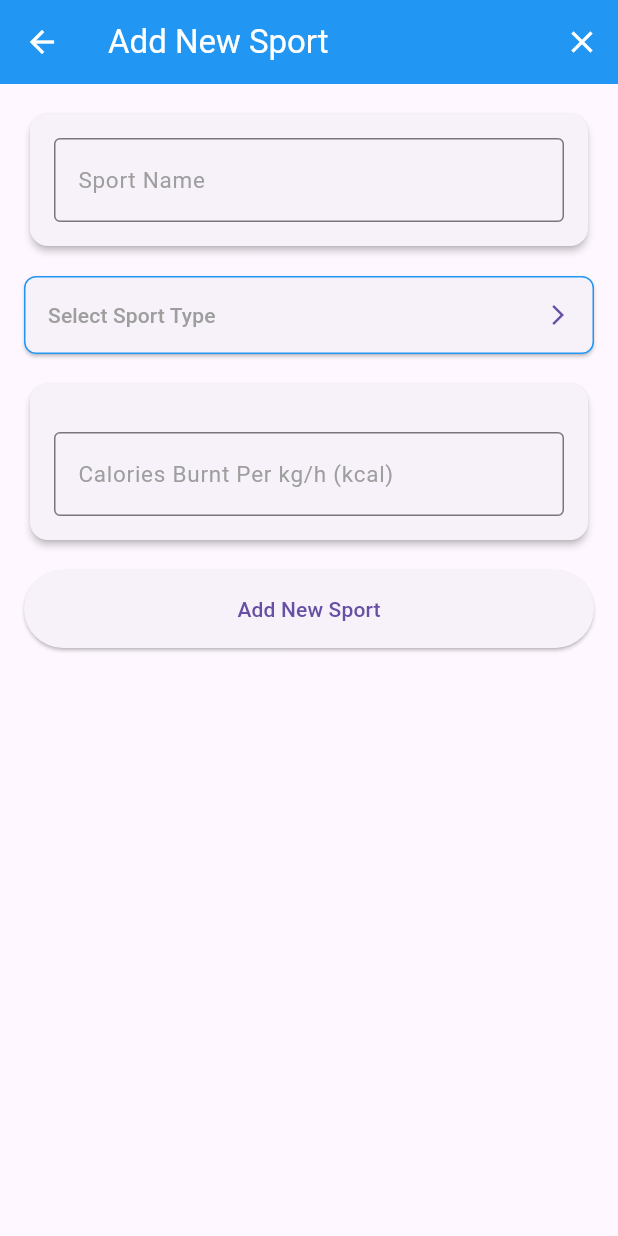
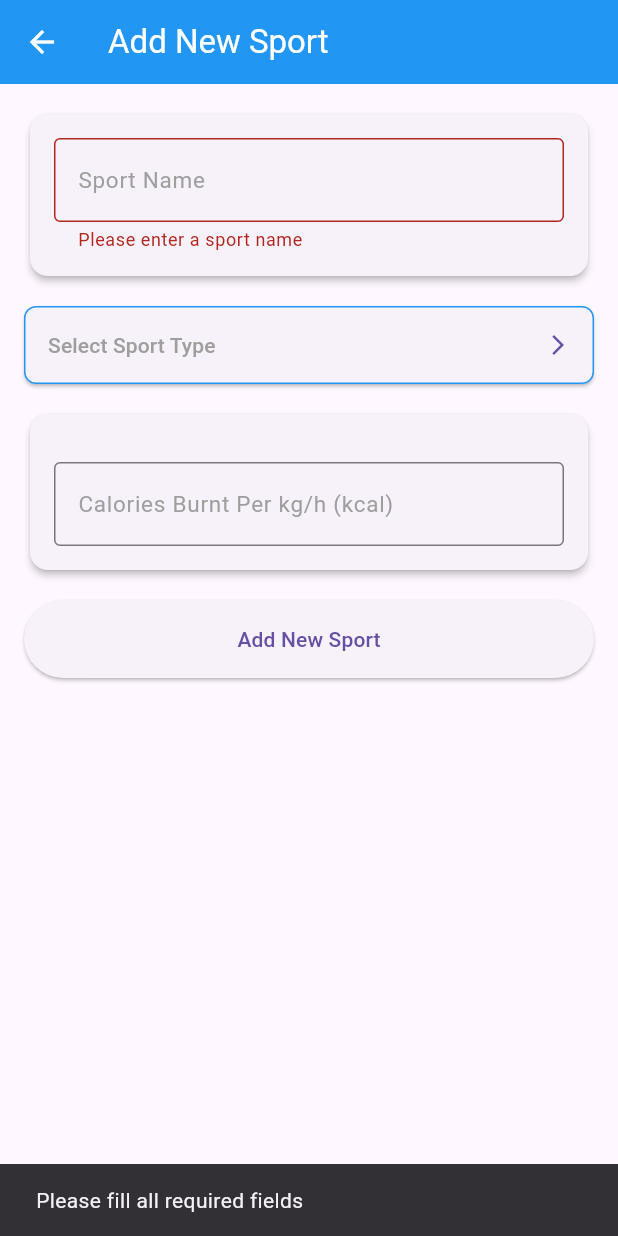
Before and after one commit to p0205/personalized_healthy_lifestyle_mobileApp, a Flutter app: the AddSportScreen screen opened directly, after a tap on "Add New Sport", on a phone screen of 412 x 824 dp. Run offline on Flutter 3.47's test engine with Material 3 defaults, Android fonts, the phone set to English and light mode, and no system bars; our stand-ins replace azlistview, equatable, flutter_bloc, rxdart; missing offline and left inert: dart:ffi.

Commit message:
fix dialog issue

```diff
--- a/Frontend/personalized_healthy_lifestyle_mobile_app/lib/sport/add_sport/screen/add_sport_screen.dart
+++ b/Frontend/personalized_healthy_lifestyle_mobile_app/lib/sport/add_sport/screen/add_sport_screen.dart
@@ -25,15 +25,9 @@ class _AddSportScreenState extends State<AddSportScreen> {
         backgroundColor: Colors.blue,
         leading: IconButton(
           icon: const Icon(Icons.arrow_back, color: Colors.white),
-          onPressed: () => Navigator.of(context).pop(),
+          onPressed: () => Navigator.popUntil(context, (route) => route.settings.name == "/sportMain")
         ),
         title: const Text('Add New Sport', style: TextStyle(color: Colors.white)),
-        actions: [
-          IconButton(
-            icon: const Icon(Icons.close, color: Colors.white),
-            onPressed: () => Navigator.of(context).pop(),
-          ),
-        ],
       ),
       body: SingleChildScrollView(
         child: Padding(
@@ -114,8 +108,14 @@ class _AddSportScreenState extends State<AddSportScreen> {
                       style: ElevatedButton.styleFrom(
                         padding: const EdgeInsets.symmetric(vertical: 16),
                       ), onPressed: () {
-                      final bloc = context.read<AddSportBloc>();
-                      bloc.add(AddSportBtnSelectedEvent(name: _nameController.text, caloriesBurnt: double.parse(_caloriesBurntController.text)));
+                      if (_formKey.currentState!.validate() && _nameController.text.isNotEmpty && _caloriesBurntController.text.isNotEmpty) {
+                        final bloc = context.read<AddSportBloc>();
+                        bloc.add(AddSportBtnSelectedEvent(name: _nameController.text, caloriesBurnt: double.parse(_caloriesBurntController.text)));
+                      } else {
+                        ScaffoldMessenger.of(context).showSnackBar(
+                          const SnackBar(content: Text('Please fill all required fields')),
+                        );
+                      }
                     },
                       // onPressed: _submitForm,
                       child: const Text('Add New Sport'),
@@ -128,6 +128,7 @@ class _AddSportScreenState extends State<AddSportScreen> {
               if(state.status == AddSportStatus.sportAdded){
                 showDialog(
                   context: context,
+                  barrierDismissible: false,
                   builder: (context) => Center(
                       child: AlertDialog(
                         content: const Text(
--- a/Frontend/personalized_healthy_lifestyle_mobile_app/lib/sport/add_user_sport/add_user_sport_screen.dart
+++ b/Frontend/personalized_healthy_lifestyle_mobile_app/lib/sport/add_user_sport/add_user_sport_screen.dart
@@ -278,10 +278,12 @@ class _toggleButtonState extends State<ToggleButton> {
 
             showDialog(
               context: context,
+              barrierDismissible: false,
               builder: (context) => Center(
                   child: AlertDialog(
                     content: const Text(
                         "Sport is added."),
+
                     actions: <Widget>[
                       // usually buttons at the bottom of the dialog
                       ElevatedButton(
--- a/Frontend/personalized_healthy_lifestyle_mobile_app/lib/sport/sport_main/screen/sport_main_page.dart
+++ b/Frontend/personalized_healthy_lifestyle_mobile_app/lib/sport/sport_main/screen/sport_main_page.dart
@@ -291,13 +291,17 @@ class _SportCardState extends State<SportCard> {
                         onPressed: () {
                           showDialog(
                             context: context,
+                            barrierDismissible: false,
                             builder: (context) => Center(
                                 child: AlertDialog(
                                   content: const Text(
-                                      "Confirm to delete This Sport? "),
+                                      "Confirm to delete This Sport? ",
+                                    textAlign: TextAlign.center,
+                                  ),
                                   actions: <Widget>[
                                     // usually buttons at the bottom of the dialog
                                     Row(
+                                      mainAxisAlignment: MainAxisAlignment.center,
                                       children: [
                                         ElevatedButton(
                                           child: const Text("OK"),
```
Also changed, not shown: Frontend/personalized_healthy_lifestyle_mobile_app/lib/calories_counter/add_meal/add_meal_screen.dart (+7 -3 lines), Frontend/personalized_healthy_lifestyle_mobile_app/lib/calories_counter/add_user_meal/screen/food_details_page.dart (+6 -4 lines), Frontend/personalized_healthy_lifestyle_mobile_app/lib/calories_counter/calories_counter_main/screen/calories_counter_main.dart (+6 -1 lines).
